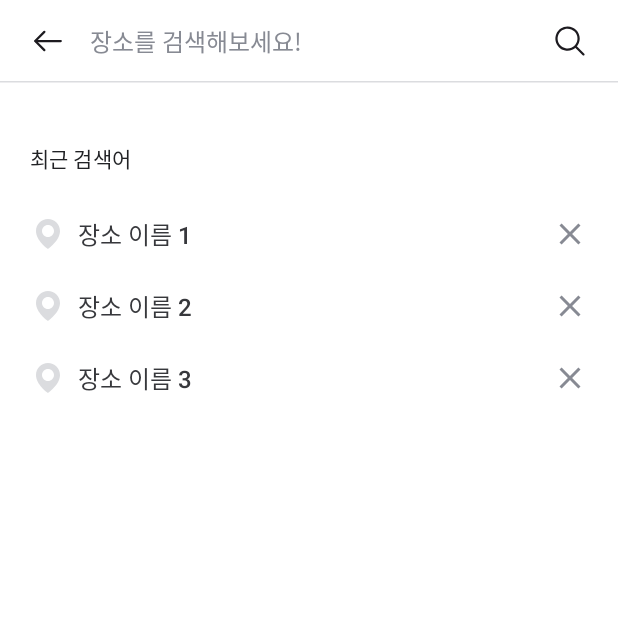
After one commit to SWYP-Roadream/Android, an Android app built with Jetpack Compose: the composable ScheduleSearchRouteScreen shown on its own in the app's theme, on a phone screen of 412 x 824 dp, the top half of it. The commit adds this screen. Run offline under Robolectric (Android 15) with nearby library versions, the phone set to English and light mode, and no system bars.

Commit message:
[feat]: 검색 UI 구현

```diff
--- a/presentation/src/main/java/com/yeogijeogi/presentation/schedule/navigation/ScheduleRoute.kt
+++ b/presentation/src/main/java/com/yeogijeogi/presentation/schedule/navigation/ScheduleRoute.kt
@@ -16,3 +16,6 @@ data object ScheduleRoute
 
 @Serializable
 data object ScheduleCreate
+
+@Serializable
+data object ScheduleSearch
--- /dev/null
+++ b/presentation/src/main/java/com/yeogijeogi/presentation/schedule/screen/ScheduleSearchRouteScreen.kt
@@ -0,0 +1,259 @@
+package com.yeogijeogi.presentation.schedule.screen
+
+import androidx.compose.foundation.ExperimentalFoundationApi
+import androidx.compose.foundation.background
+import androidx.compose.foundation.layout.Arrangement
+import androidx.compose.foundation.layout.Box
+import androidx.compose.foundation.layout.Column
+import androidx.compose.foundation.layout.ExperimentalLayoutApi
+import androidx.compose.foundation.layout.PaddingValues
+import androidx.compose.foundation.layout.Row
+import androidx.compose.foundation.layout.Spacer
+import androidx.compose.foundation.layout.fillMaxWidth
+import androidx.compose.foundation.layout.height
+import androidx.compose.foundation.layout.padding
+import androidx.compose.foundation.layout.size
+import androidx.compose.foundation.lazy.LazyColumn
+import androidx.compose.foundation.lazy.LazyRow
+import androidx.compose.foundation.text.BasicTextField
+import androidx.compose.material.icons.Icons
+import androidx.compose.material.icons.filled.Close
+import androidx.compose.material3.HorizontalDivider
+import androidx.compose.material3.Icon
+import androidx.compose.material3.MaterialTheme
+import androidx.compose.material3.Scaffold
+import androidx.compose.material3.Text
+import androidx.compose.runtime.Composable
+import androidx.compose.runtime.getValue
+import androidx.compose.runtime.mutableStateOf
+import androidx.compose.runtime.remember
+import androidx.compose.runtime.setValue
+import androidx.compose.ui.Alignment
+import androidx.compose.ui.Modifier
+import androidx.compose.ui.graphics.Color
+import androidx.compose.ui.tooling.preview.Preview
+import androidx.compose.ui.unit.dp
+import com.yeogijeogi.presentation.component.FilterBadge
+import com.yeogijeogi.presentation.theme.ui.theme.ArrowLeft
+import com.yeogijeogi.presentation.theme.ui.theme.Delete
+import com.yeogijeogi.presentation.theme.ui.theme.Location
+import com.yeogijeogi.presentation.theme.ui.theme.RoadreamTheme
+import com.yeogijeogi.presentation.theme.ui.theme.SearchOutline
+import com.yeogijeogi.presentation.theme.ui.theme.bodyMid16
+import com.yeogijeogi.presentation.theme.ui.theme.bodySemiBold12
+import com.yeogijeogi.presentation.theme.ui.theme.bodySemiBold16
+import com.yeogijeogi.presentation.theme.ui.theme.captionRegular12
+import com.yeogijeogi.presentation.theme.ui.theme.gray17
+import com.yeogijeogi.presentation.theme.ui.theme.gray25
+import com.yeogijeogi.presentation.theme.ui.theme.gray60
+import com.yeogijeogi.presentation.theme.ui.theme.gray95
+
+@Composable
+fun ScheduleSearchRouteScreenRoot() {
+    ScheduleSearchRouteScreen()
+}
+
+@OptIn(ExperimentalFoundationApi::class, ExperimentalLayoutApi::class)
+@Composable
+fun ScheduleSearchRouteScreen(modifier: Modifier = Modifier) {
+    var value by remember {
+        mutableStateOf("")
+    }
+
+    Scaffold(
+        modifier = modifier,
+    ) { innerPadding ->
+        Column(
+            modifier = Modifier
+                .padding(innerPadding)
+                .background(color = Color.White)
+        ) {
+            Row(
+                modifier = Modifier
+                    .fillMaxWidth()
+                    .height(54.dp)
+                    .background(color = Color.White)
+                    .padding(horizontal = 20.dp, vertical = 8.dp),
+                verticalAlignment = Alignment.CenterVertically,
+                horizontalArrangement = Arrangement.spacedBy(16.dp)
+            ) {
+                Icon(
+                    imageVector = ArrowLeft,
+                    contentDescription = null
+                )
+
+                BasicTextField(
+                    modifier = Modifier.weight(1f),
+                    value = value,
+                    onValueChange = { value = it },
+                    textStyle = MaterialTheme.typography.bodyMid16.copy(
+                        color = gray17
+                    ),
+                    decorationBox = { innerTextField ->
+                        Box(
+                            contentAlignment = Alignment.CenterStart
+                        ) {
+                            if (value.isEmpty()) {
+                                Text(
+                                    text = "장소를 검색해보세요!",
+                                    style = MaterialTheme.typography.bodyMid16.copy(
+                                        color = gray60
+                                    )
+                                )
+                            }
+                            innerTextField()
+                        }
+                    }
+                )
+
+                if (value.isNotEmpty()) {
+                    Icon(
+                        imageVector = Delete,
+                        contentDescription = null
+                    )
+                }
+
+                Icon(
+                    imageVector = SearchOutline,
+                    contentDescription = null
+                )
+            }
+            HorizontalDivider(color = gray95)
+
+            if (value.isEmpty()) {
+                LazyColumn(
+                    modifier = Modifier
+                        .fillMaxWidth()
+                        .weight(1f)
+                        .padding(horizontal = 20.dp, vertical = 40.dp),
+                ) {
+                    item {
+                        Text(
+                            text = "최근 검색어",
+                            style = MaterialTheme.typography.titleSmall.copy(
+                                color = gray17
+                            )
+                        )
+                        Spacer(modifier = Modifier.height(16.dp))
+                    }
+
+                    items(3) {
+                        Row(
+                            modifier = Modifier
+                                .fillMaxWidth()
+                                .padding(vertical = 12.dp),
+                            verticalAlignment = Alignment.CenterVertically,
+                            horizontalArrangement = Arrangement.spacedBy(8.dp)
+                        ) {
+                            Icon(
+                                imageVector = Location,
+                                contentDescription = null,
+                                tint = gray95
+                            )
+
+                            Text(
+                                modifier = Modifier.weight(1f),
+                                text = "장소 이름 ${it + 1}",
+                                style = MaterialTheme.typography.bodyMid16.copy(
+                                    color = gray25
+                                )
+                            )
+
+                            Icon(
+                                modifier = Modifier.size(24.dp),
+                                imageVector = Icons.Default.Close,
+                                contentDescription = null,
+                                tint = gray60
+                            )
+                        }
+                    }
+                }
+            } else {
+                LazyColumn(
+                    modifier = Modifier
+                        .fillMaxWidth()
+                        .background(color = Color.White)
+                        .weight(1f)
+                ) {
+                    stickyHeader {
+                        val tabs = listOf("음식점", "카페", "숙박", "반려동물동반", "시장 마트", "액티비티", "기타")
+                        var selectedTabIndex by remember { mutableStateOf(0) }
+                        LazyRow(
+                            modifier = Modifier,
+                            contentPadding = PaddingValues(
+                                start = 20.dp,
+                                end = 20.dp,
+                                top = 16.dp,
+                                bottom = 8.dp
+                            ),
+                            horizontalArrangement = Arrangement.spacedBy(8.dp)
+                        ) {
+                            items(tabs.size) { index ->
+                                FilterBadge(
+                                    text = tabs[index],
+                                    isSelected = selectedTabIndex == index,
+                                    onClick = { selectedTabIndex = index }
+                                )
+                            }
+                        }
+                    }
+
+                    items(5) {
+                        Row(
+                            modifier = Modifier
+                                .fillMaxWidth()
+                                .padding(horizontal = 20.dp, vertical = 16.dp),
+                            verticalAlignment = Alignment.CenterVertically,
+                            horizontalArrangement = Arrangement.spacedBy(8.dp)
+                        ) {
+                            Icon(
+                                modifier = Modifier.size(32.dp),
+                                imageVector = Location,
+                                contentDescription = null,
+                                tint = gray95
+                            )
+
+                            Column(
+                                modifier = Modifier.weight(1f),
+                                verticalArrangement = Arrangement.spacedBy(4.dp)
+                            ) {
+                                Row(
+                                    horizontalArrangement = Arrangement.spacedBy(4.dp),
+                                    verticalAlignment = Alignment.CenterVertically
+                                ) {
+                                    Text(
+                                        text = "장소명${it + 1}",
+                                        style = MaterialTheme.typography.bodySemiBold16.copy(
+                                            color = gray17
+                                        )
+                                    )
+                                    Text(
+                                        text = "카테고리",
+                                        style = MaterialTheme.typography.bodySemiBold12.copy(
+                                            color = gray60
+                                        )
+                                    )
+                                }
+
+                                Text(
+                                    text = "00시 00동",
+                                    style = MaterialTheme.typography.captionRegular12.copy(
+                                        color = gray60
+                                    )
+                                )
+                            }
+                        }
+                    }
+                }
+            }
+        }
+    }
+}
+
+@Preview
+@Composable
+fun ScheduleSearchRouteScreenPreview(modifier: Modifier = Modifier) {
+    RoadreamTheme {
+        ScheduleSearchRouteScreen()
+    }
+}
--- a/presentation/src/main/java/com/yeogijeogi/presentation/theme/ui/theme/Icons.kt
+++ b/presentation/src/main/java/com/yeogijeogi/presentation/theme/ui/theme/Icons.kt
@@ -61,3 +61,11 @@ val SearchOutline: ImageVector
 val EmptyLocation: ImageVector
     @Composable
     get() = ImageVector.vectorResource(id = R.drawable.empty_location)
+
+val Location: ImageVector
+    @Composable
+    get() = ImageVector.vectorResource(id = R.drawable.location)
+
+val Delete: ImageVector
+    @Composable
+    get() = ImageVector.vectorResource(id = R.drawable.delete)
--- /dev/null
+++ b/presentation/src/main/res/drawable/delete.xml
@@ -0,0 +1,10 @@
+<vector xmlns:android="http://schemas.android.com/apk/res/android"
+    android:width="24dp"
+    android:height="24dp"
+    android:viewportWidth="24"
+    android:viewportHeight="24">
+  <path
+      android:pathData="M12,21C16.971,21 21,16.971 21,12C21,7.029 16.971,3 12,3C7.029,3 3,7.029 3,12C3,16.971 7.029,21 12,21ZM15.531,8.47C15.823,8.763 15.823,9.237 15.531,9.53L13.061,12L15.531,14.47C15.824,14.763 15.824,15.238 15.531,15.531C15.238,15.824 14.763,15.824 14.47,15.531L12,13.061L9.53,15.531C9.237,15.824 8.762,15.824 8.469,15.531C8.176,15.238 8.176,14.763 8.469,14.47L10.939,12L8.469,9.53C8.176,9.237 8.176,8.763 8.469,8.47C8.762,8.177 9.237,8.177 9.53,8.47L12,10.94L14.47,8.47C14.763,8.177 15.238,8.177 15.531,8.47Z"
+      android:fillColor="#878A93"
+      android:fillType="evenOdd"/>
+</vector>
--- /dev/null
+++ b/presentation/src/main/res/drawable/location.xml
@@ -0,0 +1,9 @@
+<vector xmlns:android="http://schemas.android.com/apk/res/android"
+    android:width="24dp"
+    android:height="24dp"
+    android:viewportWidth="24"
+    android:viewportHeight="24">
+  <path
+      android:pathData="M12,2C7.589,2 4,5.589 4,9.995C3.971,16.44 11.696,21.784 12,22C12,22 20.029,16.44 20,10C20,5.589 16.411,2 12,2ZM12,14C9.79,14 8,12.21 8,10C8,7.79 9.79,6 12,6C14.21,6 16,7.79 16,10C16,12.21 14.21,14 12,14Z"
+      android:fillColor="#DBDCDF"/>
+</vector>
```
Also changed, not shown: presentation/src/main/java/com/yeogijeogi/presentation/component/FilterBadge.kt (added, +87 -0 lines), presentation/src/main/java/com/yeogijeogi/presentation/schedule/navigation/ScheduleNavigation.kt (+10 -1 lines), presentation/src/main/java/com/yeogijeogi/presentation/schedule/screen/ScheduleCreatedRouteScreen.kt (+12 -4 lines).
